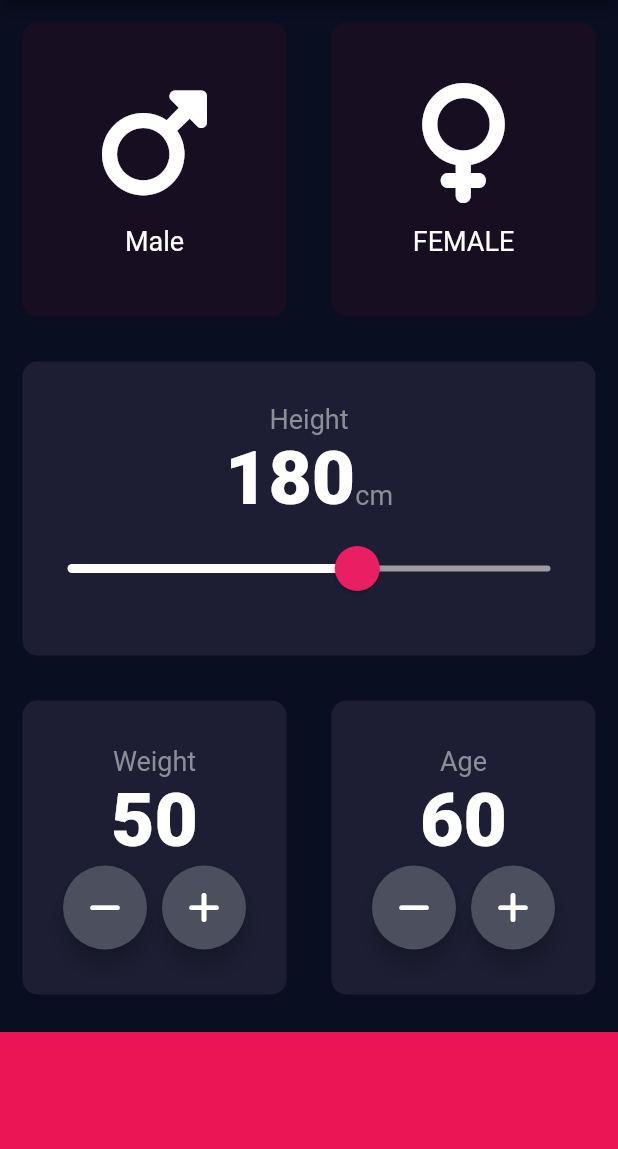
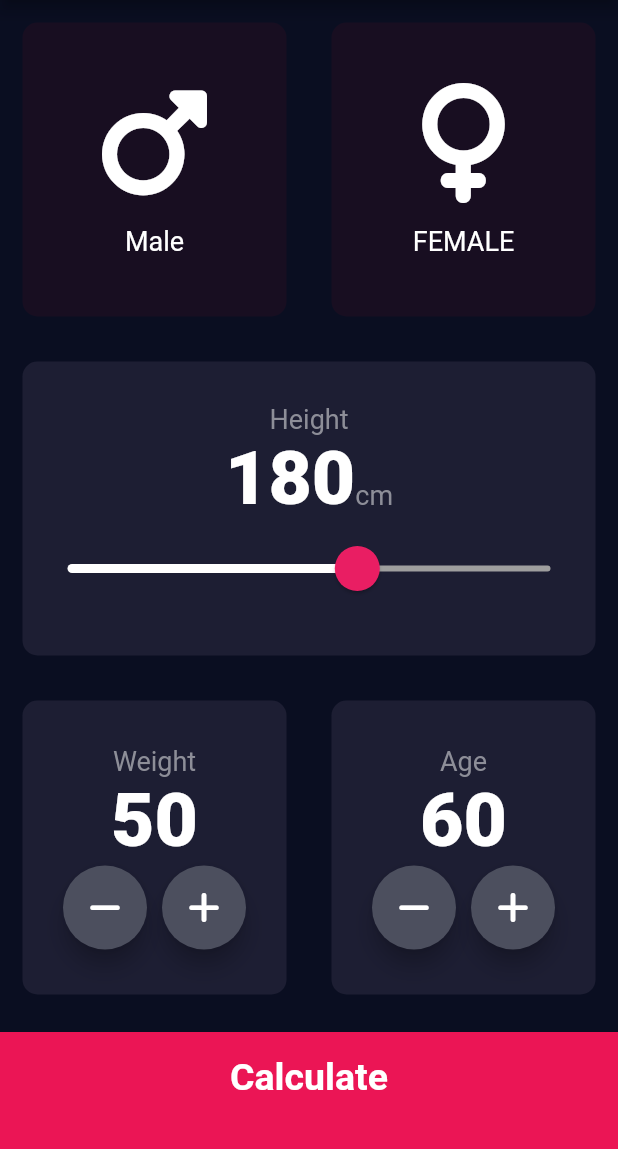
Before and after one commit to Ibroximjon2003/BMI-calculator, a Flutter app: the screen it shows after launch, on a phone screen of 412 x 824 dp, the part 84-1233 px from its top. Run offline on Flutter 3.47's test engine with Material 2 defaults, Android fonts, the phone set to English and light mode, and no system bars; our stand-ins replace font_awesome_flutter.

Commit message:
final vision of our app is added

```diff
--- /dev/null
+++ b/bmi_calculator/lib/bottom_button.dart
@@ -0,0 +1,49 @@
+import 'package:flutter/material.dart';
+import 'bottom_button.dart';
+import 'constants.dart';
+
+class BottomButton extends StatelessWidget {
+  BottomButton({required this.onTap, required this.buttonTitle});
+  final VoidCallback onTap;
+  final String buttonTitle;
+
+  @override
+  Widget build(BuildContext context) {
+    return GestureDetector(
+      onTap: onTap,
+      child: Container(
+        child: Center(
+          child: Text(
+            buttonTitle,
+            style: largeButtonTextStyle,
+          ),
+        ),
+        color: bottomContainerColor,
+        margin: EdgeInsets.only(top: 10.0),
+        height: bottomContainerHeight,
+        padding: EdgeInsets.only(bottom: 20),
+      ),
+    );
+  }
+}
+
+class RounIconButton extends StatelessWidget {
+  RounIconButton({required this.icon, required this.onPressed});
+  final IconData icon;
+  final VoidCallback onPressed;
+
+  @override
+  Widget build(BuildContext context) {
+    return RawMaterialButton(
+      child: Icon(icon),
+      elevation: 6.0,
+      constraints: BoxConstraints.tightFor(
+        width: 56.0,
+        height: 56.0,
+      ),
+      shape: CircleBorder(),
+      fillColor: Color(0xff4c4f5e),
+      onPressed: onPressed,
+    );
+  }
+}
--- a/bmi_calculator/lib/constants.dart
+++ b/bmi_calculator/lib/constants.dart
@@ -6,3 +6,13 @@ const inactiveCardColor = Color(0x0ff11328);
 const bottomContainerColor = Color(0xFFEB1555);
 const labelTextStyle = TextStyle(fontSize: 18.0, color: Color(0xff8D8E98));
 const numberTextStyle = TextStyle(fontSize: 50, fontWeight: FontWeight.w900);
+const largeButtonTextStyle =
+    TextStyle(fontSize: 25, fontWeight: FontWeight.bold);
+const titleTextStyle = TextStyle(fontSize: 50, fontWeight: FontWeight.bold);
+const resultTextStyle =
+    TextStyle(fontSize: 22, fontWeight: FontWeight.bold, color: Colors.green);
+const bmiTextstyle = TextStyle(
+  fontSize: 100,
+  fontWeight: FontWeight.bold,
+);
+const bodyTextStyle = TextStyle(fontSize: 22);
--- a/bmi_calculator/lib/input_page.dart
+++ b/bmi_calculator/lib/input_page.dart
@@ -1,6 +1,9 @@
+import 'package:bmi_calculator/results_page.dart';
 import 'package:flutter/material.dart';
 import 'package:flutter/services.dart';
 import 'package:font_awesome_flutter/font_awesome_flutter.dart';
+import 'bottom_button.dart';
+import 'calculator_brain.dart';
 
 import 'icon_content.dart';
 import 'reusable_card.dart';
@@ -207,35 +210,25 @@ class _InputPageState extends State<InputPage> {
               ],
             ),
           ),
-          Container(
-            color: bottomContainerColor,
-            margin: EdgeInsets.only(top: 10.0),
-            width: double.infinity,
-            height: bottomContainerHeight,
+          BottomButton(
+            buttonTitle: 'Calculate',
+            onTap: () {
+              CalculatorBrain calc =
+                  CalculatorBrain(height: height, weight: weight);
+              Navigator.push(
+                context,
+                MaterialPageRoute(
+                  builder: (context) => ResultsPage(
+                    bmiResult: calc.calculateBMI(),
+                    interpretation: calc.getInterpretation(),
+                    resultText: calc.getResult(),
+                  ),
+                ),
+              );
+            },
           )
         ],
       ),
     );
   }
 }
-
-class RounIconButton extends StatelessWidget {
-  RounIconButton({required this.icon, required this.onPressed});
-  final IconData icon;
-  final VoidCallback onPressed;
-
-  @override
-  Widget build(BuildContext context) {
-    return RawMaterialButton(
-      child: Icon(icon),
-      elevation: 6.0,
-      constraints: BoxConstraints.tightFor(
-        width: 56.0,
-        height: 56.0,
-      ),
-      shape: CircleBorder(),
-      fillColor: Color(0xff4c4f5e),
-      onPressed: onPressed,
-    );
-  }
-}
```
Also changed, not shown: bmi_calculator/lib/calculator_brain.dart (added, +32 -0 lines), bmi_calculator/lib/results_page.dart (added, +73 -0 lines).
